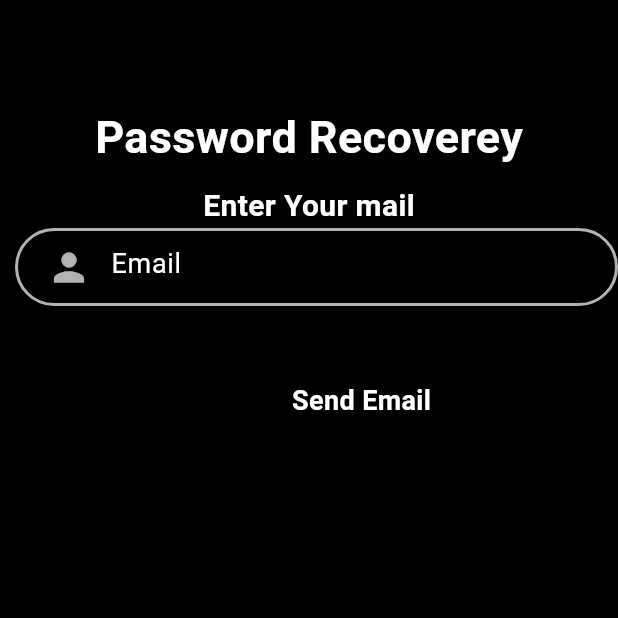
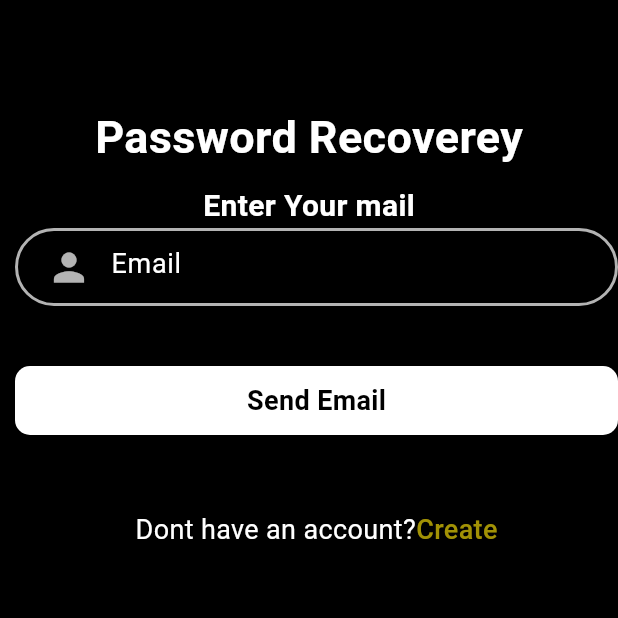
Before and after one commit to nithwinn/soomato_Project, a Flutter app: the forgetpassword screen opened directly, on a phone screen of 412 x 824 dp, the top half of it. Run offline on Flutter 3.47's test engine with Material 3 defaults, Android fonts, the phone set to English and light mode, and no system bars; our stand-ins replace curved_navigation_bar, firebase_auth, firebase_core; accounts and stored records are empty.

Commit message:
second commit

```diff
--- a/lib/pages/forgetpassword.dart
+++ b/lib/pages/forgetpassword.dart
@@ -1,4 +1,6 @@
+import 'package:firebase_auth/firebase_auth.dart';
 import 'package:flutter/material.dart';
+import 'package:soomato/pages/signup.dart';
 
 class forgetpassword extends StatefulWidget {
   const forgetpassword({super.key});
@@ -10,6 +12,29 @@ class forgetpassword extends StatefulWidget {
 class _forgetpasswordState extends State<forgetpassword> {
 
   TextEditingController mailcontroller=new TextEditingController();
+
+String email="";
+
+final _formkey=GlobalKey<FormState>();
+
+resetPassword()async{
+  try{
+    await FirebaseAuth.instance.sendPasswordResetEmail(email: email);
+    ScaffoldMessenger.of(context).showSnackBar(
+        SnackBar(content: Text(
+          "Password Reset Email has been sent !",
+          style: TextStyle(fontSize: 18.0),
+        )));
+  }on FirebaseAuthException catch(e){
+    if(e.code=="user not found"){
+      ScaffoldMessenger.of(context).showSnackBar(SnackBar(content: Text(
+        "No user found for that email.",
+        style: TextStyle(
+            fontSize: 18.0),)));
+    }
+  }
+}
+
   @override
   Widget build(BuildContext context) {
     return Scaffold(
@@ -37,7 +62,11 @@ class _forgetpasswordState extends State<forgetpassword> {
                 fontSize: 20.0,
                 fontWeight: FontWeight.bold,
               ),),
-            Expanded(child: Form(child: Padding(padding: EdgeInsets.only(left: 10.0),
+            Expanded(
+                child: Form(
+                  key: _formkey,
+                    child: Padding(
+                      padding: EdgeInsets.only(left: 10.0),
               child: ListView(
                 children: [
                   Container(
@@ -69,32 +98,53 @@ class _forgetpasswordState extends State<forgetpassword> {
                     ),
                   ),
                   SizedBox(height: 40.0,),
-                  Container(
-                    margin:EdgeInsets.only(left: 60.0,),
-                    child: Row(
-                      mainAxisAlignment: MainAxisAlignment.center,
-                      children: [
-                        Container(
+                        GestureDetector(
+                          onTap: (){
+                            if(_formkey.currentState!.validate()){
+                             setState(() {
+                               email=mailcontroller.text;
+                             });
+                             resetPassword();
+                            }
+                          },
+                          child: Container(
                             width: 140,
                             padding: EdgeInsets.all(10),
                             decoration: BoxDecoration(
-                              color: Colors.black,
+                                color: Colors.white,
                                 borderRadius: BorderRadius.circular(10)
                             ),
                             child: Center(
                               child: Text("Send Email",style: TextStyle(
-                                color: Colors.white,
+                                  color: Colors.black,
                                   fontSize: 18,
                                   fontWeight: FontWeight.bold
                               ),),
                             ),
+                          ),
+                        ),
+                  SizedBox(height: 50.0,),
+                  Row(
+                    mainAxisAlignment:MainAxisAlignment.center,
+                    children:[
+                      Text("Dont have an account?",style: TextStyle(fontSize: 18.0,color: Colors.white),),
+                      GestureDetector(
+                        onTap: (){
+                          Navigator.push(context, MaterialPageRoute(builder: (context)=>SignUp()));
+                        },
+                        child: Text("Create",style: TextStyle(
+                            color: Color.fromARGB(225,184,166,6),
+                            fontSize: 18.0,fontWeight:FontWeight.w500
+                        ),),
                       )
                     ],
                   ),
-                  )
                       ],
                     ),
-            )))
+                  )
+
+            )),
+
           ],
         ),
       ),
```
Lines whose indentation alone changed are shown as unchanged.
